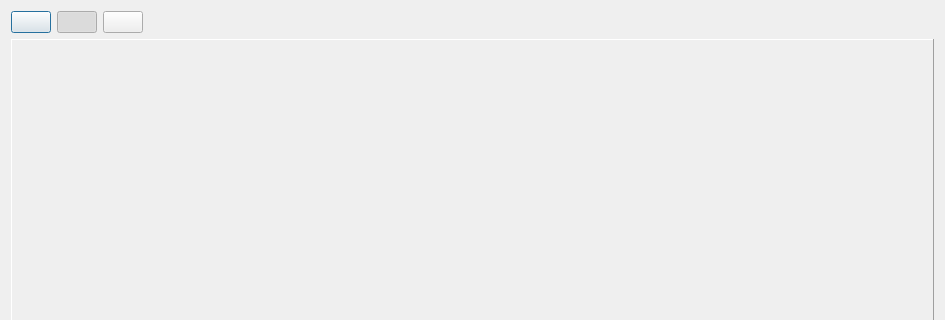
The window that main/app/win/uiPlayerDialog.ui (marcosvicente/BaixeAssista) describes before a commit, drawn with Qt 5; both pictures show x 0 to 945 and y 0 to 320 of the 945 by 482 pixel window.
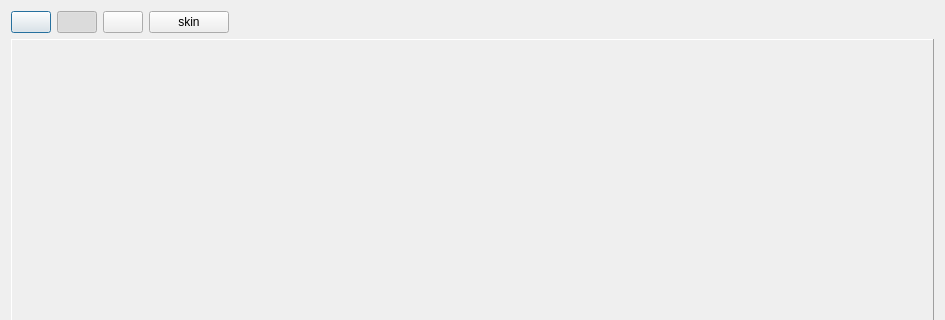
The same window after the commit. Icons and pictures are not drawn.

Commit message: atualizando arquivos de layout.

Diff of the .ui file:
```diff
--- a/main/app/win/uiPlayerDialog.ui
+++ b/main/app/win/uiPlayerDialog.ui
@@ -22,7 +22,7 @@
     <layout class="QHBoxLayout" name="horizontalLayout">
      <item>
       <layout class="QGridLayout" name="gridLayout_2">
-       <item row="0" column="3">
+       <item row="0" column="4">
         <spacer name="horizontalSpacer">
          <property name="orientation">
           <enum>Qt::Horizontal</enum>
@@ -83,6 +83,17 @@
          </property>
         </widget>
        </item>
+       <item row="0" column="3">
+        <widget class="QPushButton" name="btnSkins">
+         <property name="text">
+          <string>skin</string>
+         </property>
+         <property name="icon">
+          <iconset>
+           <normaloff>../images/settings-tool.png</normaloff>../images/settings-tool.png</iconset>
+         </property>
+        </widget>
+       </item>
       </layout>
      </item>
     </layout>
```
The commit also changes 1 other file.
